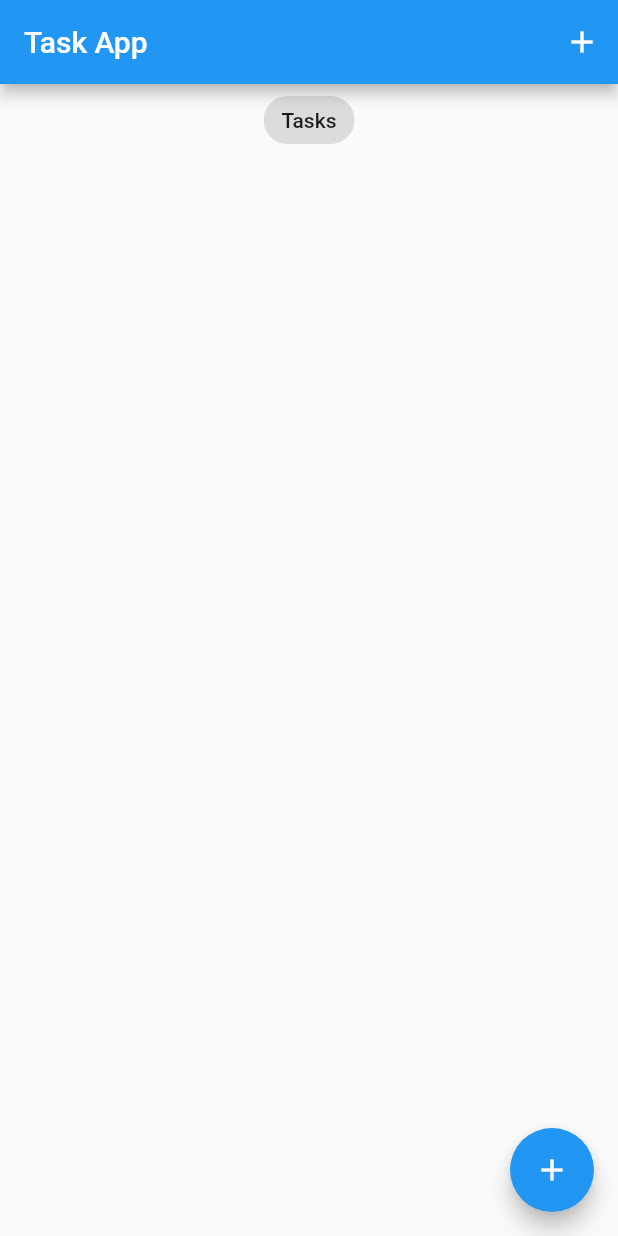
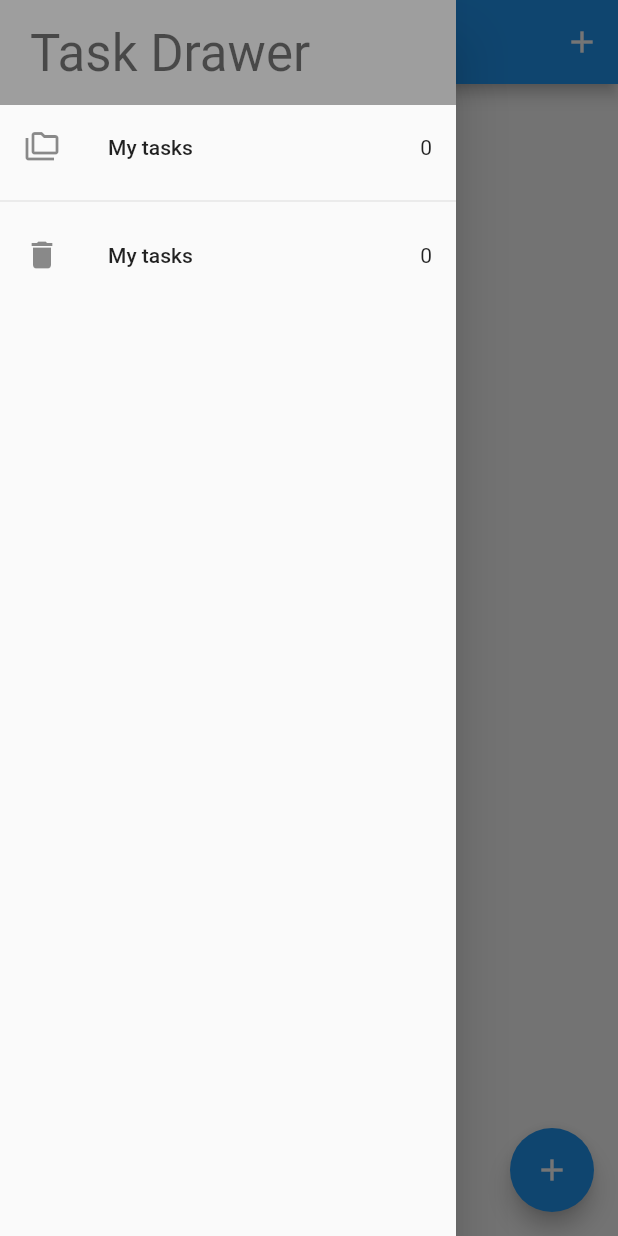
Before and after one commit to staticGuru/Todoapp, a Flutter app: the screen it shows after launch, with the side drawer open (before the commit the screen has no drawer), on a phone screen of 412 x 824 dp. Run offline on Flutter 3.47's test engine with Material 2 defaults, Android fonts, the phone set to English and light mode, and no system bars; our stand-ins replace equatable, flutter_bloc, hydrated_bloc; missing offline and left inert: dart:ffi.

Commit message:
add the screens

```diff
--- a/lib/blocs/bloc/tasks_bloc.dart
+++ b/lib/blocs/bloc/tasks_bloc.dart
@@ -11,10 +11,12 @@ class TasksBloc extends HydratedBloc<TasksEvent, TasksState> {
     on<AddTask>(_onAddTask);
     on<UpdateTask>(_onUpdateTask);
     on<DeleteTask>(_onDeleteTask);
+    on<RemoveTask>(_onRemoveTask);
   }
   void _onAddTask(AddTask event, Emitter<TasksState> emit) {
     final state = this.state;
-    emit(TasksState(allTasks: List.from(state.allTasks)..add(event.task)));
+    emit(TasksState(allTasks: List.from(state.allTasks)..add(event.task),
+    removedTasks: state.removedTasks));
   }
 
   void _onUpdateTask(UpdateTask event, Emitter<TasksState> emit) {
@@ -25,14 +27,24 @@ class TasksBloc extends HydratedBloc<TasksEvent, TasksState> {
     task.isDone == false
         ? allTasks.insert(index, task.copyWith(isDone: true))
         : allTasks.insert(index, task.copyWith(isDone: false));
-    emit(TasksState(allTasks: allTasks));
+    emit(TasksState(allTasks: allTasks,removedTasks: state.removedTasks));
+  }
+
+  void _onRemoveTask(RemoveTask event, Emitter<TasksState> emit) {
+    final state = this.state;
+    final task = event.task;
+    List<Task> allTasks = List.from(state.allTasks)..remove(task);
+    emit(TasksState(
+        allTasks: allTasks,
+        removedTasks: List.from(state.removedTasks)
+          ..add(event.task.copyWith(isDeleted: true))));
   }
 
   void _onDeleteTask(DeleteTask event, Emitter<TasksState> emit) {
     final state = this.state;
     final task = event.task;
-    List<Task> allTasks = List.from(state.allTasks)..remove(task);
-    emit(TasksState(allTasks: allTasks));
+    List<Task> removedTasks = List.from(state.removedTasks)..remove(task);
+    emit(TasksState(removedTasks: removedTasks,allTasks: state.allTasks));
   }
 
   @override
@@ -42,7 +54,6 @@ class TasksBloc extends HydratedBloc<TasksEvent, TasksState> {
 
   @override
   Map<String, dynamic>? toJson(TasksState state) {
-        return state.toMap();
-
+    return state.toMap();
   }
 }
--- a/lib/blocs/bloc/tasks_event.dart
+++ b/lib/blocs/bloc/tasks_event.dart
@@ -23,6 +23,15 @@ class UpdateTask extends TasksEvent {
     @override
   List<Object> get props => [task];
 }
+class RemoveTask extends TasksEvent {
+  final Task task;
+  const RemoveTask({
+    required this.task,
+  });
+    @override
+  List<Object> get props => [task];
+}
+
 class DeleteTask extends TasksEvent {
   final Task task;
   const DeleteTask({
--- a/lib/blocs/bloc/tasks_state.dart
+++ b/lib/blocs/bloc/tasks_state.dart
@@ -5,22 +5,27 @@ part of 'tasks_bloc.dart';
 
 class TasksState extends Equatable {
   final List<Task> allTasks;
+  final List<Task> removedTasks;
   const TasksState({
     this.allTasks = const <Task>[],
+    this.removedTasks = const <Task>[]
   });
 
   @override
-  List<Object> get props => [allTasks];
+  List<Object> get props => [allTasks,removedTasks];
 
   Map<String, dynamic> toMap() {
     return <String, dynamic>{
       'allTasks': allTasks.map((x) => x.toMap()).toList(),
+       'removedTasks': removedTasks.map((x) => x.toMap()).toList(),
     };
   }
 
   factory TasksState.fromMap(Map<String, dynamic> map) {
     return TasksState(
       allTasks: List<Task>.from((map['allTasks'] as List<int>).map<Task>((x) => Task.fromMap(x as Map<String,dynamic>),),),
+            removedTasks: List<Task>.from((map['removedTasks'] as List<int>).map<Task>((x) => Task.fromMap(x as Map<String,dynamic>),),),
+
     );
   }
 }
--- a/lib/main.dart
+++ b/lib/main.dart
@@ -1,19 +1,21 @@
 import 'package:flutter/material.dart';
 import 'package:path_provider/path_provider.dart';
+import 'package:todoapp/service/app_router.dart';
 import 'blocs/bloc_exports.dart';
 import 'package:todoapp/screens/tasks_screen.dart';
-
 
 void main() async {
   WidgetsFlutterBinding.ensureInitialized();
   final storage = await HydratedStorage.build(
     storageDirectory: await getApplicationDocumentsDirectory(),
   );
-  HydratedBlocOverrides.runZoned(() => runApp(const MyApp()), storage: storage);
+  HydratedBlocOverrides.runZoned(() => runApp(MyApp(appRouter: AppRouter())),
+      storage: storage);
 }
 
 class MyApp extends StatelessWidget {
-  const MyApp({super.key});
+  const MyApp({super.key, required this.appRouter});
+  final AppRouter appRouter;
 
   // This widget is the root of your application.
   @override
@@ -27,6 +29,7 @@ class MyApp extends StatelessWidget {
           primarySwatch: Colors.blue,
         ),
         home: const TasksScreen(),
+        onGenerateRoute: appRouter.onGenerateRoute,
       ),
     );
   }
--- /dev/null
+++ b/lib/screens/my_drawer.dart
@@ -0,0 +1,57 @@
+import 'package:flutter/material.dart';
+import 'package:todoapp/blocs/bloc_exports.dart';
+import 'package:todoapp/screens/recycle_bin.dart';
+import 'package:todoapp/screens/tasks_screen.dart';
+
+class MyDrawer extends StatefulWidget {
+  MyDrawer({Key? key}) : super(key: key);
+
+  @override
+  State<MyDrawer> createState() => _MyDrawerState();
+}
+
+class _MyDrawerState extends State<MyDrawer> {
+  @override
+  Widget build(BuildContext context) {
+    return SafeArea(
+      child: Drawer(
+        child: Column(
+          children: [
+            Container(
+              width: double.infinity,
+              padding: EdgeInsets.symmetric(vertical: 15, horizontal: 20),
+              color: Colors.grey,
+              child: Text("Task Drawer",
+                  style: Theme.of(context).textTheme.headline4),
+            ),
+            BlocBuilder<TasksBloc,TasksState>(
+              builder: (context, state) {
+                return GestureDetector(
+                  onTap: ()=>Navigator.of(context).pushReplacementNamed(TasksScreen.id),
+                  child: ListTile(
+                    leading: const Icon(Icons.folder_copy_outlined),
+                    title: const Text("My tasks"),
+                    trailing: Text("${state.allTasks.length}"),
+                  ),
+                );
+              }
+            ),
+            const Divider(),
+            BlocBuilder<TasksBloc,TasksState>(
+             builder: (context, state) {
+                return GestureDetector(
+                  onTap: ()=>Navigator.of(context).pushReplacementNamed(RecyleBin.id),
+                  child:  ListTile(
+                    leading: const Icon(Icons.delete),
+                    title: const Text("My tasks"),
+                    trailing: Text("${state.removedTasks.length}"),
+                  ),
+                );
+              }
+            ),
+          ],
+        ),
+      ),
+    );
+  }
+}
--- a/lib/screens/tasks_screen.dart
+++ b/lib/screens/tasks_screen.dart
@@ -6,10 +6,11 @@ import '../blocs/bloc_exports.dart';
 import '../models/task.dart';
 import '../widgets/tasks_list.dart';
 import 'add_task_screen.dart';
+import 'my_drawer.dart';
 
 class TasksScreen extends StatefulWidget {
   const TasksScreen({Key? key}) : super(key: key);
-
+  static const id = "tasks_screen";
   @override
   State<TasksScreen> createState() => _TasksScreenState();
 }
@@ -18,7 +19,7 @@ class _TasksScreenState extends State<TasksScreen> {
   void _addTasks(BuildContext context) {
     showModalBottomSheet(
         context: context,
-        builder: (context) =>  const SingleChildScrollView(
+        builder: (context) => const SingleChildScrollView(
               child: AddTasksScreen(),
             ));
   }
@@ -35,12 +36,13 @@ class _TasksScreenState extends State<TasksScreen> {
               icon: const Icon(Icons.add),
             )
           ]),
+          drawer: MyDrawer(),
           body: Column(
             crossAxisAlignment: CrossAxisAlignment.center,
             children: [
               // ignore: prefer_const_constructors
               Center(
-                child: const Chip(label: Text('Tasks')),
+                child: Chip(label: Text('${state.allTasks.length} Tasks')),
               ),
               TasksList(tasksList: _tasksList)
             ],
--- /dev/null
+++ b/lib/widgets/task_tile.dart
@@ -0,0 +1,37 @@
+import 'package:flutter/material.dart';
+
+import '../blocs/bloc_exports.dart';
+import '../models/task.dart';
+
+class TaskTile extends StatelessWidget {
+  const TaskTile({
+    Key? key,
+    required this.task,
+  }) : super(key: key);
+
+  final Task task;
+  void _removeOrDelete(BuildContext ctx, Task task) {
+    task.isDeleted!
+        ? ctx.read<TasksBloc>().add(DeleteTask(task: task))
+        : ctx.read<TasksBloc>().add(RemoveTask(task: task));
+  }
+
+  @override
+  Widget build(BuildContext context) {
+    return ListTile(
+      title: Text(
+        task.title,
+        style: TextStyle(
+            decoration: task.isDone! ? TextDecoration.lineThrough : null),
+      ),
+      trailing: Checkbox(
+          value: task.isDone,
+          onChanged: task.isDeleted == false
+              ? (value) {
+                  context.read<TasksBloc>().add(UpdateTask(task: task));
+                }
+              : null),
+      onLongPress: () => _removeOrDelete(context, task),
+    );
+  }
+}
```
Also changed, not shown: lib/screens/recycle_bin.dart (added, +38 -0 lines), lib/service/app_router.dart (added, +20 -0 lines), lib/widgets/tasks_list.dart (+2 -10 lines), 1 other file.
